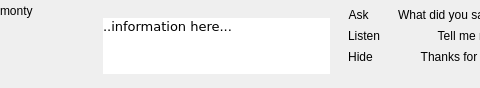
Qt form src/monty/QUMontyArea.ui (UltraStar-Deluxe/UltraStar-Creator) before a commit; both pictures show x 0 to 480 and y 0 to 88 of the 721 by 88 pixel window.
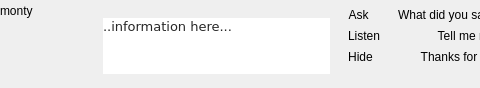
The same form after that commit. Icons and pictures are not drawn.

Patch:
```diff
--- a/src/monty/QUMontyArea.ui
+++ b/src/monty/QUMontyArea.ui
@@ -178,6 +178,15 @@
          <property name="palette">
           <palette>
            <active>
+            <colorrole role="WindowText">
+             <brush brushstyle="SolidPattern">
+              <color alpha="216">
+               <red>0</red>
+               <green>0</green>
+               <blue>0</blue>
+              </color>
+             </brush>
+            </colorrole>
             <colorrole role="Base">
              <brush brushstyle="SolidPattern">
               <color alpha="255">
@@ -198,6 +207,15 @@
             </colorrole>
            </active>
            <inactive>
+            <colorrole role="WindowText">
+             <brush brushstyle="SolidPattern">
+              <color alpha="216">
+               <red>0</red>
+               <green>0</green>
+               <blue>0</blue>
+              </color>
+             </brush>
+            </colorrole>
             <colorrole role="Base">
              <brush brushstyle="SolidPattern">
               <color alpha="255">
@@ -218,6 +236,15 @@
             </colorrole>
            </inactive>
            <disabled>
+            <colorrole role="WindowText">
+             <brush brushstyle="SolidPattern">
+              <color alpha="63">
+               <red>255</red>
+               <green>255</green>
+               <blue>255</blue>
+              </color>
+             </brush>
+            </colorrole>
             <colorrole role="Base">
              <brush brushstyle="SolidPattern">
               <color alpha="255">
```
